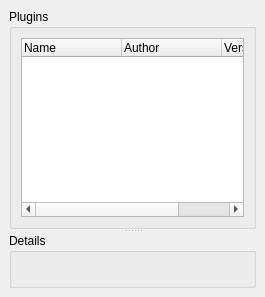
Old version of the form ui/options_plugins.ui in the repository lalinsky/picard-debian.
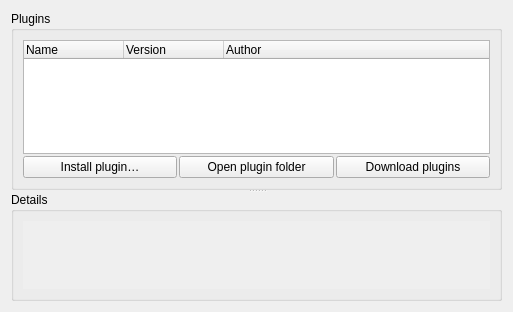
New version of the form.

```diff
--- a/ui/options_plugins.ui
+++ b/ui/options_plugins.ui
@@ -1,40 +1,46 @@
 <ui version="4.0" >
  <class>PluginsOptionsPage</class>
- <widget class="QWidget" name="PluginsOptionsPage" >
-  <property name="geometry" >
+ <widget class="QWidget" name="PluginsOptionsPage">
+  <property name="geometry">
    <rect>
     <x>0</x>
     <y>0</y>
-    <width>265</width>
-    <height>297</height>
+    <width>513</width>
+    <height>312</height>
    </rect>
   </property>
-  <layout class="QVBoxLayout" >
-   <property name="margin" >
-    <number>9</number>
-   </property>
-   <property name="spacing" >
-    <number>6</number>
-   </property>
+  <layout class="QVBoxLayout">
    <item>
     <widget class="QSplitter" name="splitter" >
      <property name="orientation" >
       <enum>Qt::Vertical</enum>
      </property>
-     <widget class="QGroupBox" name="groupBox_2" >
-      <property name="title" >
+     <property name="handleWidth">
+      <number>2</number>
+     </property>
+     <widget class="QGroupBox" name="groupBox_2">
+      <property name="title">
        <string>Plugins</string>
       </property>
-      <layout class="QVBoxLayout" >
-       <property name="margin" >
-        <number>9</number>
-       </property>
-       <property name="spacing" >
-        <number>6</number>
+      <layout class="QVBoxLayout">
+       <property name="spacing">
+        <number>2</number>
        </property>
        <item>
-        <widget class="QTreeWidget" name="plugins" >
-         <property name="rootIsDecorated" >
+        <widget class="QTreeWidget" name="plugins">
+         <property name="sizePolicy">
+          <sizepolicy hsizetype="MinimumExpanding" vsizetype="Expanding">
+           <horstretch>0</horstretch>
+           <verstretch>0</verstretch>
+          </sizepolicy>
+         </property>
+         <property name="acceptDrops">
+          <bool>true</bool>
+         </property>
+         <property name="dragDropMode">
+          <enum>QAbstractItemView::DropOnly</enum>
+         </property>
+         <property name="rootIsDecorated">
           <bool>false</bool>
          </property>
          <column>
@@ -43,41 +49,178 @@
           </property>
          </column>
          <column>
-          <property name="text" >
-           <string>Author</string>
-          </property>
-         </column>
-         <column>
-          <property name="text" >
+          <property name="text">
            <string>Version</string>
           </property>
          </column>
+         <column>
+          <property name="text">
+           <string>Author</string>
+          </property>
+         </column>
         </widget>
        </item>
+       <item>
+        <layout class="QHBoxLayout" name="horizontalLayout">
+         <item>
+          <widget class="QPushButton" name="install_plugin">
+           <property name="sizePolicy">
+            <sizepolicy hsizetype="Expanding" vsizetype="Fixed">
+             <horstretch>0</horstretch>
+             <verstretch>0</verstretch>
+            </sizepolicy>
+           </property>
+           <property name="text">
+            <string>Install plugin…</string>
+           </property>
+          </widget>
+         </item>
+         <item>
+          <widget class="QPushButton" name="folder_open">
+           <property name="sizePolicy">
+            <sizepolicy hsizetype="Expanding" vsizetype="Fixed">
+             <horstretch>0</horstretch>
+             <verstretch>0</verstretch>
+            </sizepolicy>
+           </property>
+           <property name="text">
+            <string>Open plugin folder</string>
+           </property>
+          </widget>
+         </item>
+         <item>
+          <widget class="QPushButton" name="plugin_download">
+           <property name="sizePolicy">
+            <sizepolicy hsizetype="Expanding" vsizetype="Fixed">
+             <horstretch>0</horstretch>
+             <verstretch>0</verstretch>
+            </sizepolicy>
+           </property>
+           <property name="text">
+            <string>Download plugins</string>
+           </property>
+          </widget>
+         </item>
+        </layout>
+       </item>
       </layout>
      </widget>
-     <widget class="QGroupBox" name="groupBox" >
-      <property name="title" >
+     <widget class="QGroupBox" name="groupBox">
+      <property name="sizePolicy">
+       <sizepolicy hsizetype="Expanding" vsizetype="Expanding">
+        <horstretch>0</horstretch>
+        <verstretch>0</verstretch>
+       </sizepolicy>
+      </property>
+      <property name="title">
        <string>Details</string>
       </property>
-      <layout class="QVBoxLayout" >
-       <property name="margin" >
-        <number>9</number>
-       </property>
-       <property name="spacing" >
-        <number>6</number>
+      <layout class="QVBoxLayout">
+       <property name="spacing">
+        <number>0</number>
        </property>
        <item>
-        <widget class="QLabel" name="details" >
-         <property name="text" >
-          <string/>
+        <widget class="QScrollArea" name="scrollArea">
+         <property name="enabled">
+          <bool>true</bool>
          </property>
-         <property name="alignment" >
-          <set>Qt::AlignLeading|Qt::AlignLeft|Qt::AlignTop</set>
+         <property name="sizePolicy">
+          <sizepolicy hsizetype="Expanding" vsizetype="Expanding">
+           <horstretch>0</horstretch>
+           <verstretch>0</verstretch>
+          </sizepolicy>
          </property>
-         <property name="wordWrap" >
+         <property name="frameShape">
+          <enum>QFrame::HLine</enum>
+         </property>
+         <property name="frameShadow">
+          <enum>QFrame::Plain</enum>
+         </property>
+         <property name="lineWidth">
+          <number>0</number>
+         </property>
+         <property name="verticalScrollBarPolicy">
+          <enum>Qt::ScrollBarAsNeeded</enum>
+         </property>
+         <property name="widgetResizable">
           <bool>true</bool>
          </property>
+         <property name="alignment">
+          <set>Qt::AlignLeading|Qt::AlignLeft|Qt::AlignVCenter</set>
+         </property>
+         <widget class="QWidget" name="scrollAreaWidgetContents">
+          <property name="geometry">
+           <rect>
+            <x>0</x>
+            <y>0</y>
+            <width>459</width>
+            <height>76</height>
+           </rect>
+          </property>
+          <property name="sizePolicy">
+           <sizepolicy hsizetype="Expanding" vsizetype="Expanding">
+            <horstretch>0</horstretch>
+            <verstretch>0</verstretch>
+           </sizepolicy>
+          </property>
+          <layout class="QVBoxLayout" name="verticalLayout">
+           <property name="sizeConstraint">
+            <enum>QLayout::SetNoConstraint</enum>
+           </property>
+           <property name="leftMargin">
+            <number>0</number>
+           </property>
+           <property name="topMargin">
+            <number>0</number>
+           </property>
+           <property name="rightMargin">
+            <number>6</number>
+           </property>
+           <property name="bottomMargin">
+            <number>0</number>
+           </property>
+           <item>
+            <widget class="QLabel" name="details">
+             <property name="sizePolicy">
+              <sizepolicy hsizetype="Expanding" vsizetype="Expanding">
+               <horstretch>0</horstretch>
+               <verstretch>0</verstretch>
+              </sizepolicy>
+             </property>
+             <property name="minimumSize">
+              <size>
+               <width>0</width>
+               <height>0</height>
+              </size>
+             </property>
+             <property name="frameShape">
+              <enum>QFrame::Box</enum>
+             </property>
+             <property name="lineWidth">
+              <number>0</number>
+             </property>
+             <property name="text">
+              <string/>
+             </property>
+             <property name="alignment">
+              <set>Qt::AlignLeading|Qt::AlignLeft|Qt::AlignTop</set>
+             </property>
+             <property name="wordWrap">
+              <bool>true</bool>
+             </property>
+             <property name="indent">
+              <number>0</number>
+             </property>
+             <property name="openExternalLinks">
+              <bool>true</bool>
+             </property>
+             <property name="textInteractionFlags">
+              <set>Qt::LinksAccessibleByMouse|Qt::TextSelectableByMouse</set>
+             </property>
+            </widget>
+           </item>
+          </layout>
+         </widget>
         </widget>
        </item>
       </layout>
```
Left out of the diff: 9 changed lines with no effect on the pictures.
